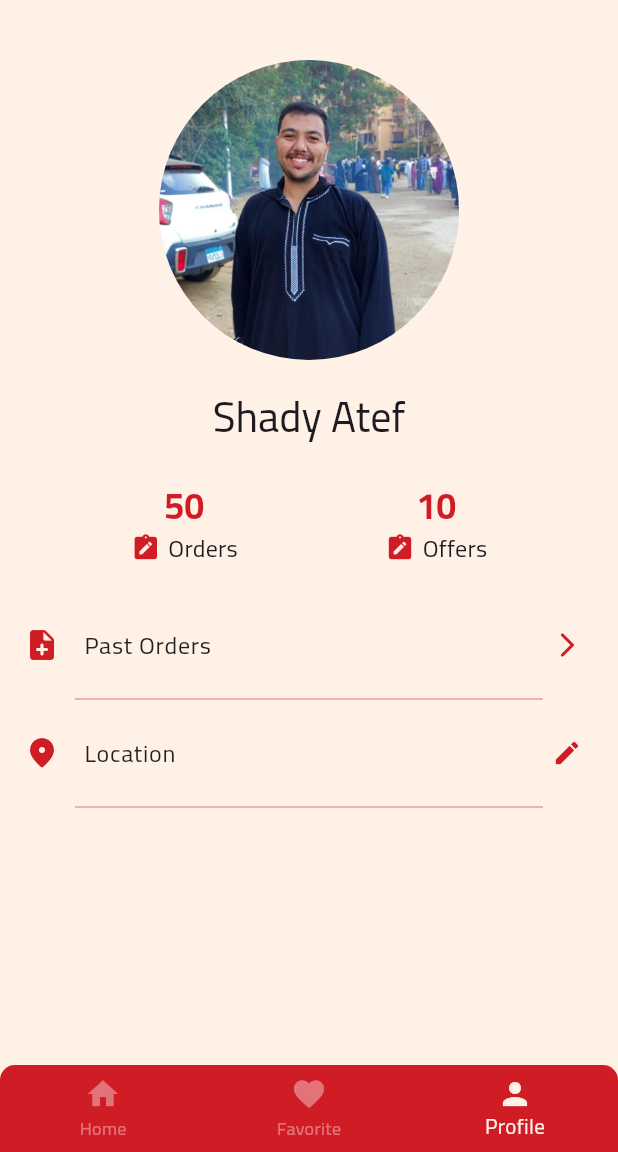
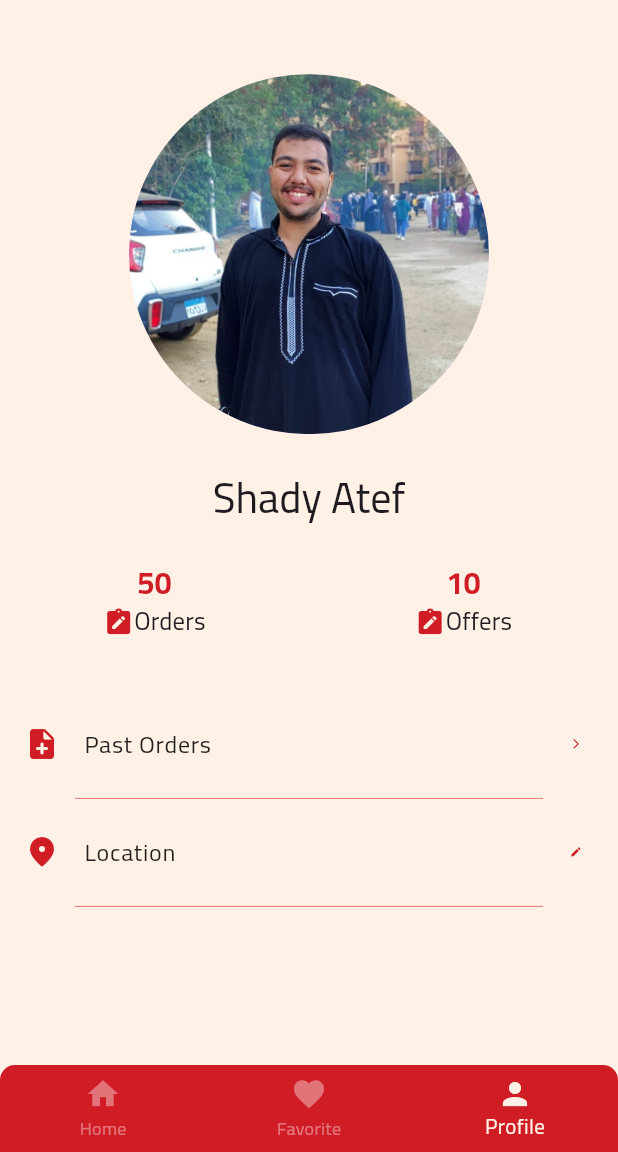
Before and after one commit to shady-ateff/food_delivery, a Flutter app: the screen it shows after launch, swiped to page 3, on a phone screen of 412 x 824 dp, the part 84-1236 px from its top. Run offline on Flutter 3.47's test engine with Material 3 defaults, Android fonts, the phone set to English and light mode, and no system bars.

Commit message:
Make App More Responsive

```diff
--- a/lib/main.dart
+++ b/lib/main.dart
@@ -2,11 +2,16 @@ import 'package:flutter/material.dart';
 import 'package:food_delivery/pages/base_page.dart';
 
 void main() {
+  //WidgetsFlutterBinding.ensureInitialized(); //To ensure that preRunApp Commands excuted
+  // SystemChrome.setPreferredOrientations(
+  //   [DeviceOrientation.portraitUp, DeviceOrientation.portraitDown]
+  // ); //Turn off orientation
   runApp(const MyApp());
 }
 
 class MyApp extends StatelessWidget {
   const MyApp({super.key});
+
 
   @override
   Widget build(BuildContext context) {
--- a/lib/pages/profile_page.dart
+++ b/lib/pages/profile_page.dart
@@ -1,33 +1,43 @@
 import 'package:flutter/material.dart';
-import 'package:flutter/widgets.dart';
 
 class ProfilePage extends StatelessWidget {
   const ProfilePage({super.key});
 
   @override
   Widget build(BuildContext context) {
+    Size screenSize = MediaQuery.of(context).size;
     return SingleChildScrollView(
       child: Column(mainAxisAlignment: MainAxisAlignment.center, children: [
-        const SizedBox(
-          height: 40,
+        SizedBox(
+          height: screenSize.height * 0.06,
         ),
-        const CircleAvatar(
-          radius: 100,
-          backgroundImage: AssetImage('assets/images/profile.jpg'),
+        CircleAvatar(
+          radius: screenSize.width < 300 ? screenSize.width * 0.3 : 120,
+          backgroundImage: const AssetImage('assets/images/profile.jpg'),
         ),
-        const SizedBox(
-          height: 20,
+        SizedBox(
+          height: screenSize.height * 0.03,
         ),
         Text('Shady Atef', style: Theme.of(context).textTheme.headlineMedium),
-        const SizedBox(
-          height: 20,
+        SizedBox(
+          height: screenSize.height * 0.03,
         ),
-        Row(mainAxisAlignment: MainAxisAlignment.spaceEvenly, children: [
-          profileInfoItem(context, 50, "Orders"),
-          profileInfoItem(context, 10, "Offers"),
-        ]),
-        const SizedBox(
-          height: 20,
+        GridView(
+            //mainAxisAlignment: MainAxisAlignment.spaceEvenly,
+            gridDelegate: SliverGridDelegateWithFixedCrossAxisCount(
+              crossAxisCount: (screenSize.width/300).ceil(),
+              childAspectRatio: 3.0,
+              mainAxisSpacing: 10,
+            ),
+            shrinkWrap: true,
+            physics: const NeverScrollableScrollPhysics(),
+            children: [
+              profileInfoItem(context, 50, "Orders"),
+              profileInfoItem(context, 10, "Offers"),
+
+            ]),
+        SizedBox(
+          height: screenSize.height * 0.03,
         ),
         listOfInfoItem(context, "Past Orders", Icons.note_add_rounded,
             Icons.arrow_forward_ios_rounded),
@@ -49,7 +59,7 @@ class ProfilePage extends StatelessWidget {
       title: Text(title),
       trailing: Icon(
         trailingIco,
-        size: 20,
+        size: MediaQuery.of(context).size.width * 0.02,
       ),
       subtitle: subtitleText != null ? Text(subtitleText) : null,
     );
@@ -57,33 +67,29 @@ class ProfilePage extends StatelessWidget {
 
   Widget profileInfoItem(
       BuildContext context, int itemNumber, String itemName) {
-    return Padding(
-      padding: const EdgeInsets.symmetric(vertical: 5.0, horizontal: 11.0),
-      child: Column(children: [
+    return LayoutBuilder(builder: (context, constraints) {
+      //padding: const EdgeInsets.symmetric(vertical: 5.0, horizontal: 11.0),
+      return Column(mainAxisSize: MainAxisSize.min, children: [
         Text("$itemNumber",
             style: Theme.of(context).textTheme.headlineSmall!.copyWith(
-                  color: Theme.of(context).primaryColor,
-                  fontWeight: FontWeight.bold,
-                )),
+                color: Theme.of(context).primaryColor,
+                fontWeight: FontWeight.bold,
+                fontSize:constraints.maxWidth * 0.1)),
         Row(
-          mainAxisAlignment: MainAxisAlignment.spaceEvenly,
+          mainAxisAlignment: MainAxisAlignment.center,
           children: [
             Icon(
               Icons.note_alt,
               color: Theme.of(context).primaryColor,
-              size: 20,
-            ),
-            const SizedBox(
-              width: 5,
+              size: constraints.maxWidth * 0.1,
             ),
             Text(itemName,
-                style: Theme.of(context)
-                    .textTheme
-                    .titleMedium!
-                    .copyWith(fontWeight: FontWeight.w400)),
+                style: Theme.of(context).textTheme.titleMedium!.copyWith(
+                    fontWeight: FontWeight.w400,
+                    fontSize: constraints.maxWidth * 0.08)),
           ],
         ),
-      ]),
-    );
+      ]);
+    });
   }
 }
--- a/lib/widgets/offers_banner.dart
+++ b/lib/widgets/offers_banner.dart
@@ -32,13 +32,14 @@ class _OffersBannerState extends State<OffersBanner> {
 
   @override
   Widget build(BuildContext context) {
+    //bool isLandscape =MediaQuery.of(context).orientation == Orientation.landscape;  //if you need to know if device on landscape mode orn ot
     // Return a Stack with a PageView and a column of indicators
     return Stack(
       alignment: Alignment.bottomCenter,
       children: [
         // The PageView with offer images
-        Container(
-          height: MediaQuery.of(context).size.height * 0.15,
+        SizedBox(
+          height: MediaQuery.of(context).size.height * 0.2,
           child: PageView(
             controller: _pageController,
             onPageChanged: (index) {
```
Also changed, not shown: lib/pages/favorite_page.dart (+14 -5 lines), lib/pages/home_page.dart (+4 -4 lines), lib/widgets/favorite_items_widget.dart (+16 -12 lines), lib/widgets/menu_widget.dart (+15 -14 lines).
